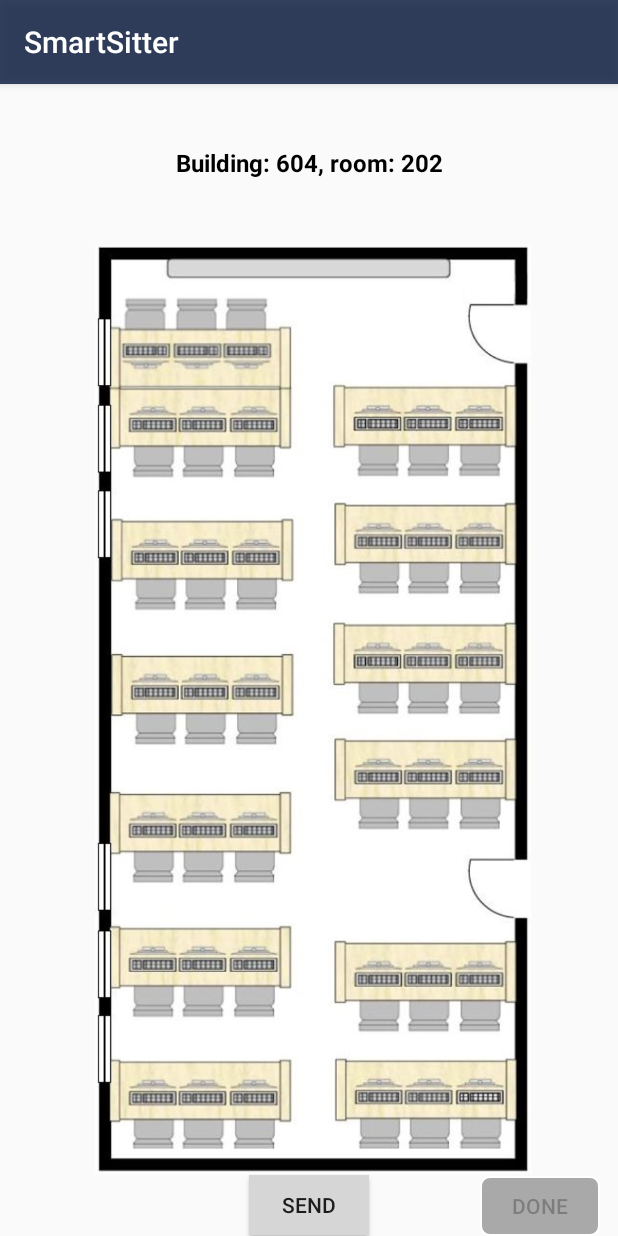
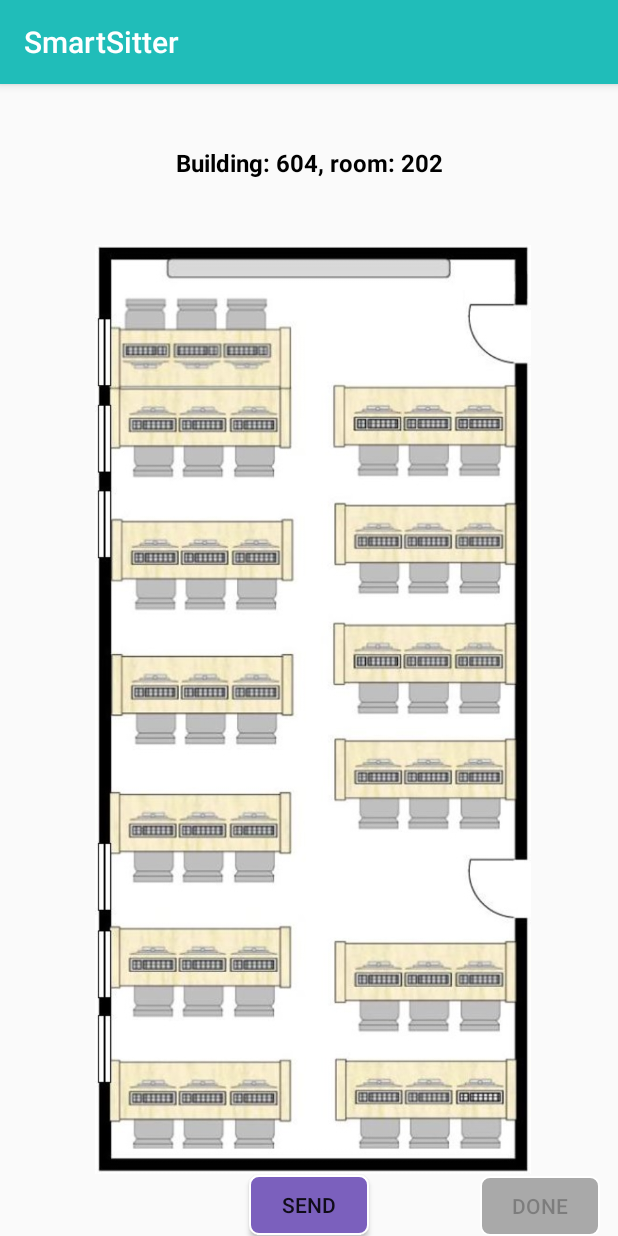
Before and after one commit to LilachGr/SmartSitterProject, an Android app: the ReservationLayoutLab screen opened directly, with no data from a screen before it, on a phone screen of 412 x 824 dp. Run offline under Robolectric (Android 15) with nearby library versions, the light colour scheme and no system bars; libraries missing offline, so code that uses them is left out: com.fasterxml.jackson; 5 statements that could not run were skipped.

Commit message:
change the buttons color to be decided only in colors.xml

```diff
--- a/SmartSitterClient/app/src/main/res/drawable/chair_id_button_default.xml
+++ b/SmartSitterClient/app/src/main/res/drawable/chair_id_button_default.xml
@@ -1,6 +1,6 @@
 <?xml version="1.0" encoding="utf-8"?>
 <shape xmlns:android="http://schemas.android.com/apk/res/android"
     android:shape="oval">
-    <solid android:color="#32CD32" />
+    <solid android:color="@color/colorButtonID" />
     <stroke android:width="1dp" android:color="#ffff" />
 </shape>
--- a/SmartSitterClient/app/src/main/res/drawable/chair_id_button_disabled.xml
+++ b/SmartSitterClient/app/src/main/res/drawable/chair_id_button_disabled.xml
@@ -1,7 +1,7 @@
 <?xml version="1.0" encoding="utf-8"?>
 <shape xmlns:android="http://schemas.android.com/apk/res/android"
     android:shape="oval">
-    <solid android:color="#A9A9A9" />
+    <solid android:color="@color/colorDisabled" />
     <stroke android:width="2dp" android:color="#ffff" />
     <corners
             android:topLeftRadius="15dp"
--- a/SmartSitterClient/app/src/main/res/drawable/chair_id_button_pressed.xml
+++ b/SmartSitterClient/app/src/main/res/drawable/chair_id_button_pressed.xml
@@ -1,7 +1,7 @@
 <?xml version="1.0" encoding="utf-8"?>
 <shape xmlns:android="http://schemas.android.com/apk/res/android"
     android:shape="oval">
-    <solid android:color="#ff8000" />
+    <solid android:color="@color/colorPurple" />
     <stroke android:width="3dp" android:color="#ffff" />
     <corners
             android:topLeftRadius="15dp"
--- /dev/null
+++ b/SmartSitterClient/app/src/main/res/drawable/next_button_default.xml
@@ -0,0 +1,8 @@
+<?xml version="1.0" encoding="utf-8"?>
+<shape xmlns:android="http://schemas.android.com/apk/res/android"
+    android:shape="rectangle">
+    <solid android:color="@color/colorTurquoiseLight"/>
+    <size android:height="80dp" android:width="40dp"/>
+    <corners android:radius="6dp"/>
+    <stroke android:width="1dp" android:color="#ffff"/>
+</shape>
--- a/SmartSitterClient/app/src/main/res/drawable/next_button_disabled.xml
+++ b/SmartSitterClient/app/src/main/res/drawable/next_button_disabled.xml
@@ -1,7 +1,7 @@
 <?xml version="1.0" encoding="utf-8"?>
 <shape xmlns:android="http://schemas.android.com/apk/res/android"
     android:shape="rectangle">
-    <solid android:color="#A9A9A9"/>
+    <solid android:color="@color/colorDisabled"/>
     <size android:height="80dp" android:width="40dp"/>
     <corners android:radius="6dp"/>
     <stroke android:width="1dp" android:color="#ffff"/>
--- /dev/null
+++ b/SmartSitterClient/app/src/main/res/drawable/send_button_default.xml
@@ -0,0 +1,8 @@
+<?xml version="1.0" encoding="utf-8"?>
+<shape xmlns:android="http://schemas.android.com/apk/res/android"
+    android:shape="rectangle">
+    <solid android:color="@color/colorPurple"/>
+    <size android:height="80dp" android:width="40dp"/>
+    <corners android:radius="6dp"/>
+    <stroke android:width="1dp" android:color="#ffff"/>
+</shape>
--- a/SmartSitterClient/app/src/main/res/drawable/send_button_disabled.xml
+++ b/SmartSitterClient/app/src/main/res/drawable/send_button_disabled.xml
@@ -1,7 +1,7 @@
 <?xml version="1.0" encoding="utf-8"?>
 <shape xmlns:android="http://schemas.android.com/apk/res/android"
     android:shape="rectangle">
-    <solid android:color="#A9A9A9"/>
+    <solid android:color="@color/colorDisabled"/>
     <size android:height="80dp" android:width="40dp"/>
     <corners android:radius="6dp"/>
     <stroke android:width="1dp" android:color="#ffff"/>
--- a/SmartSitterClient/app/src/main/res/values/colors.xml
+++ b/SmartSitterClient/app/src/main/res/values/colors.xml
@@ -4,5 +4,9 @@
     <color name="colorPrimaryDark">#00574B</color>
     <color name="colorAccent">#D81B60</color>
     <color name="black">#000000</color>
-    <color name="colorAppBar">#D8122345</color>
+    <color name="colorAppBarFirst">#0B8F81</color>
+    <color name="colorTurquoiseLight">#20BDB9</color>
+    <color name="colorPurple">#7B60BD</color>
+    <color name="colorButtonID">#00574B</color>
+    <color name="colorDisabled">#A9A9A9</color>
 </resources>
--- a/SmartSitterClient/app/src/main/res/values/styles.xml
+++ b/SmartSitterClient/app/src/main/res/values/styles.xml
@@ -3,8 +3,8 @@
     <!-- Base application theme. -->
     <style name="AppTheme" parent="Theme.AppCompat.Light.DarkActionBar">
         <!-- Customize your theme here. -->
-        <item name="colorPrimary">@color/colorAppBar</item>
-        <item name="colorPrimaryDark">@color/colorAppBar</item>
+        <item name="colorPrimary">@color/colorTurquoiseLight</item>
+        <item name="colorPrimaryDark">@color/colorAppBarFirst</item>
         <item name="colorAccent">@color/colorAccent</item>
     </style>
 
```
